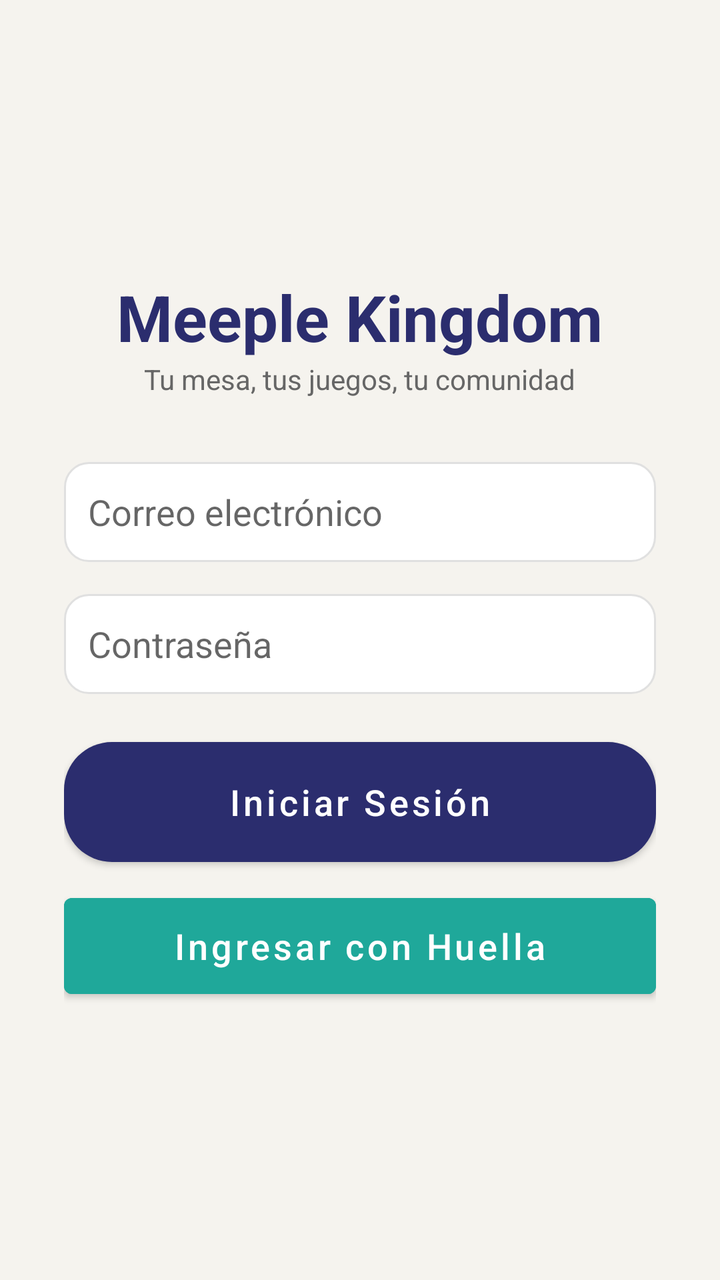
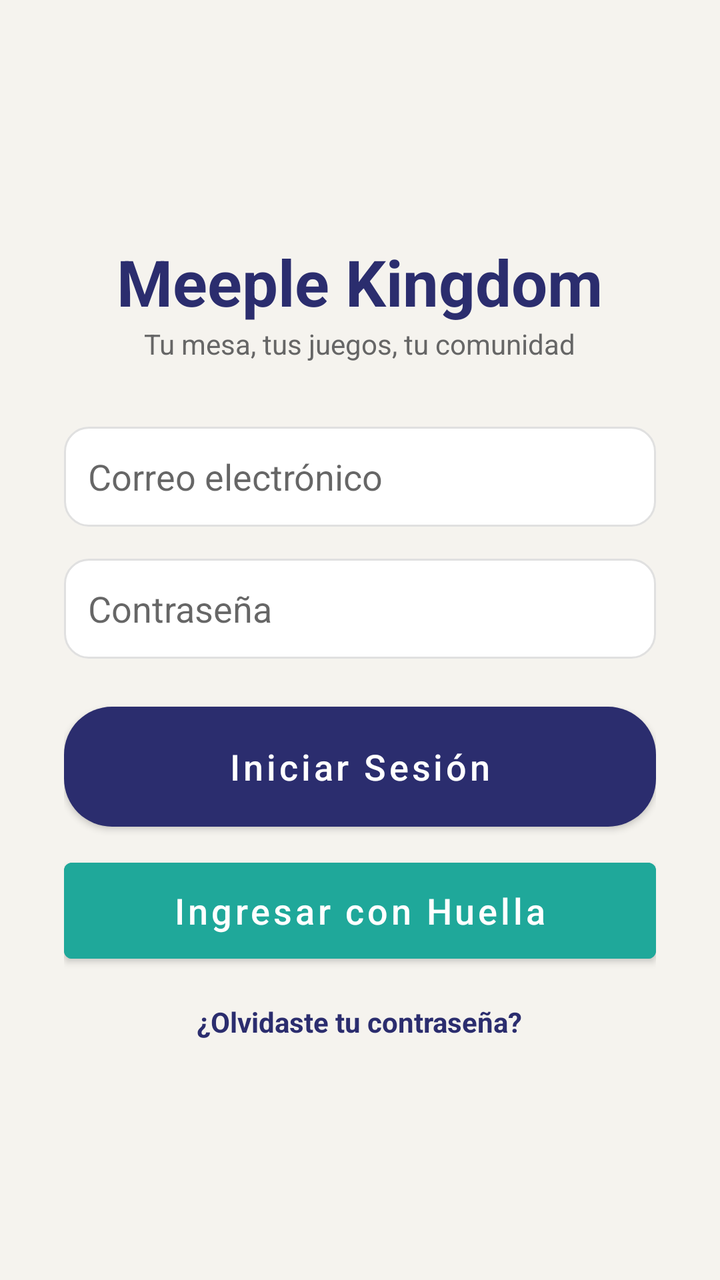

Compare the two renders of this Android layout. The source of the first and the diff that turns it into the second are given below.
<!-- AndroidManifest.xml: application theme Theme.MeepleKingdom -->
<!-- res/layout/activity_login.xml -->
<?xml version="1.0" encoding="utf-8"?>
<LinearLayout xmlns:android="http://schemas.android.com/apk/res/android"
    android:layout_width="match_parent"
    android:layout_height="match_parent"
    android:background="@color/cream_background"
    android:gravity="center"
    android:orientation="vertical"
    android:padding="32dp">

    <TextView
        android:layout_width="wrap_content"
        android:layout_height="wrap_content"
        android:text="Meeple Kingdom"
        android:textColor="@color/indigo_primary"
        android:textSize="32sp"
        android:textStyle="bold" />

    <TextView
        android:layout_width="wrap_content"
        android:layout_height="wrap_content"
        android:text="Tu mesa, tus juegos, tu comunidad"
        android:textColor="@color/gray_text"
        android:layout_marginBottom="32dp"/>

    <EditText
        android:id="@+id/etEmail"
        android:layout_width="match_parent"
        android:layout_height="50dp"
        android:background="@drawable/bg_card"
        android:hint="Correo electrónico"
        android:padding="12dp"
        android:layout_marginBottom="16dp"/>

    <EditText
        android:layout_width="match_parent"
        android:layout_height="50dp"
        android:background="@drawable/bg_card"
        android:hint="Contraseña"
        android:inputType="textPassword"
        android:padding="12dp"
        android:layout_marginBottom="24dp"/>

    <Button
        android:id="@+id/btnIngresar"
        android:layout_width="match_parent"
        android:layout_height="60dp"
        android:background="@drawable/bg_button_primary"
        android:text="Iniciar Sesión"
        android:textAllCaps="false"
        android:textColor="@color/white"
        android:textSize="18sp" />

    <Button
        android:id="@+id/btnHuella"
        android:layout_width="match_parent"
        android:layout_height="60dp"
        android:layout_marginTop="12dp"
        android:backgroundTint="@color/teal_confirm"
        android:text="Ingresar con Huella"
        android:textAllCaps="false"
        android:textColor="@color/white"
        android:textSize="18sp" />

</LinearLayout>
<!-- resources referenced by this layout -->
<resources>
  <color name="cream_background">#F5F3EE</color>
  <color name="gray_text">#666666</color>
  <color name="indigo_primary">#2B2D6E</color>
  <color name="teal_confirm">#1FA89A</color>
  <color name="white">#FFFFFF</color>
  <!-- drawable bg_button_primary (drawable) -->
  <?xml version="1.0" encoding="utf-8"?>
  <shape xmlns:android="http://schemas.android.com/apk/res/android" android:shape="rectangle">
      <solid android:color="@color/orange_cta"/>
      <corners android:radius="24dp"/>
  </shape>
  <!-- drawable bg_card (drawable) -->
  <?xml version="1.0" encoding="utf-8"?>
  <shape xmlns:android="http://schemas.android.com/apk/res/android" android:shape="rectangle">
      <solid android:color="@color/white"/>
      <corners android:radius="12dp"/>
      <stroke android:width="1dp" android:color="#E0E0E0"/>
  </shape>
  <style name="Theme.MeepleKingdom" parent="Theme.MaterialComponents.DayNight.NoActionBar">
          <item name="colorPrimary">@color/indigo_primary</item>
          <item name="colorPrimaryVariant">@color/indigo_primary</item>
          <item name="colorOnPrimary">@color/white</item>
          <item name="colorSecondary">@color/orange_cta</item>
          <item name="colorSecondaryVariant">@color/orange_cta</item>
          <item name="colorOnSecondary">@color/white</item>
          <item name="android:windowBackground">@color/cream_background</item>
          <item name="android:statusBarColor">@color/indigo_primary</item>
      </style>
  <color name="orange_cta">#F28C28</color>
</resources>

<!-- the commit's change to res/layout/activity_login.xml (unified diff, before → after) -->
@@ -61,4 +61,13 @@
         android:textColor="@color/white"
         android:textSize="18sp" />
 
+    <TextView
+        android:id="@+id/btnOlvideContrasena"
+        android:layout_width="wrap_content"
+        android:layout_height="wrap_content"
+        android:layout_marginTop="16dp"
+        android:text="¿Olvidaste tu contraseña?"
+        android:textColor="@color/indigo_primary"
+        android:textStyle="bold" />
+
 </LinearLayout>
